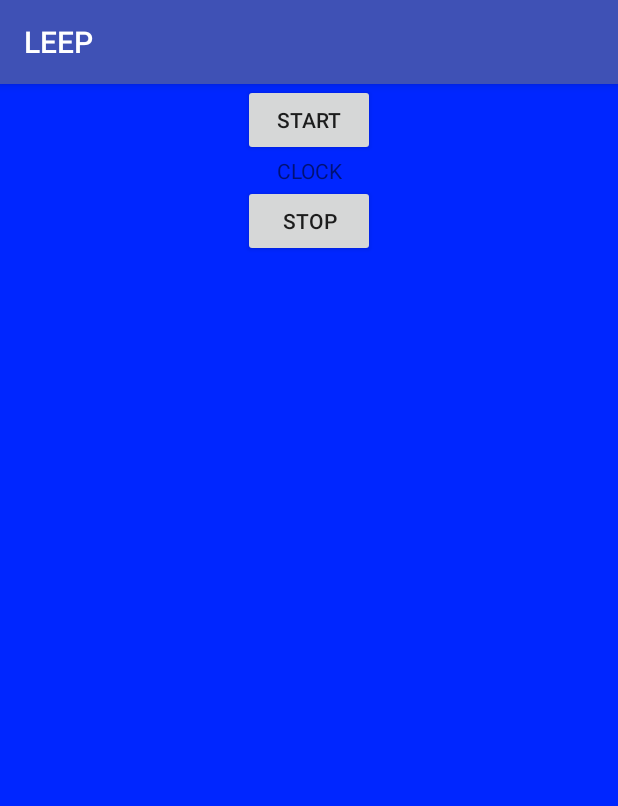
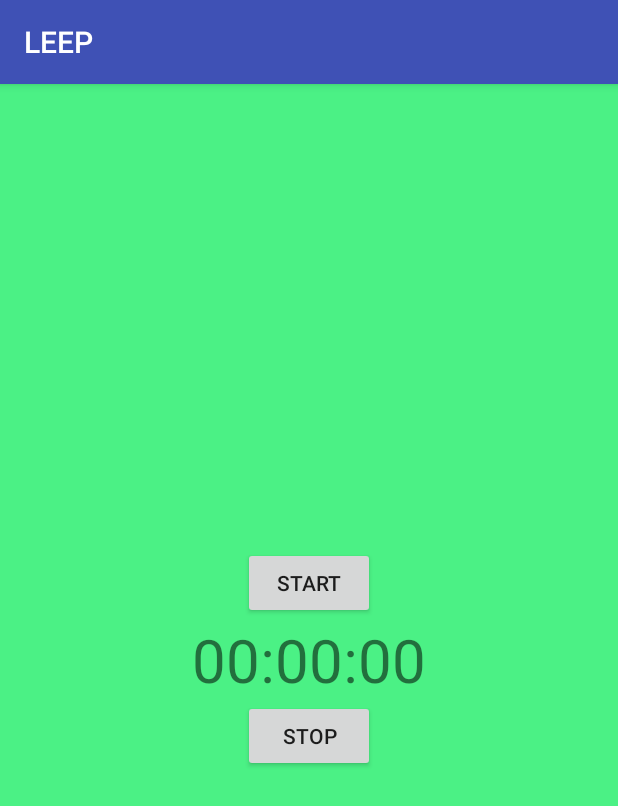
Before and after one commit to linneabark/LEEP, an Android app: the fragment TimeLogModel shown on its own in the app's theme, on a phone screen of 412 x 824 dp. Shown: the top 806 px of the screen. Run offline under Robolectric (Android 15) with nearby library versions, the phone set to English and light mode, and no system bars.

Commit message:
created a chronometer to measure elapsed time when pressing the start button

```diff
--- a/app/src/main/AndroidManifest.xml
+++ b/app/src/main/AndroidManifest.xml
@@ -3,6 +3,7 @@
     package="com.example.linneabark.test">
 
     <application
+
         android:allowBackup="true"
         android:icon="@mipmap/ic_launcher"
         android:label="@string/app_name"
@@ -16,7 +17,7 @@
                 <category android:name="android.intent.category.LAUNCHER" />
             </intent-filter>
         </activity>
-        <activity android:name=".TimeLogView" />
+
     </application>
 
 </manifest>
--- a/app/src/main/java/com/example/linneabark/test/Chronometer.java
+++ b/app/src/main/java/com/example/linneabark/test/Chronometer.java
@@ -1,8 +1,57 @@
 package com.example.linneabark.test;
+
+import android.content.Context;
 
 /**
  * Created by Eli on 2017-04-24.
  */
 
-public class Chronometer {
+public class Chronometer implements Runnable {
+
+    public static final long MILLIS_TO_MINUTES = 60000;
+    public static final long MILLIS_TO_HOURS = 3600000;
+
+
+    private TimeLog timeLog;
+    private long tlStartTime;
+
+    private boolean tlIsRunning;
+
+    public Chronometer(TimeLog timeLog){
+        this.timeLog = timeLog;
+    }
+
+    public void start(){
+        tlStartTime = System.currentTimeMillis();
+        tlIsRunning = true;
+
+    }
+
+    public void stop(){
+        tlIsRunning = false;
+
+    }
+
+    private long oldTime;
+
+    @Override
+    public void run(){
+        oldTime = 0;
+        while(tlIsRunning){
+
+            long since = System.currentTimeMillis() - tlStartTime;
+            int seconds = (int) ((since / 1000) % 60);
+            int minutes = (int) ((since / MILLIS_TO_MINUTES) % 60);
+            int hours = (int) ((since / MILLIS_TO_HOURS) % 24);
+
+            if(oldTime != seconds) {
+
+                oldTime = seconds;
+
+                timeLog.updateTimerText(String.format("%02d:%02d:%02d", hours, minutes, seconds));
+            }
+
+        }
+    }
+
 }
--- a/app/src/main/java/com/example/linneabark/test/TimeLog.java
+++ b/app/src/main/java/com/example/linneabark/test/TimeLog.java
@@ -2,13 +2,19 @@ package com.example.linneabark.test;
 
 
 import android.os.Bundle;
+import android.os.Handler;
 import android.support.v4.app.Fragment;
+import android.text.format.Time;
 import android.view.LayoutInflater;
 import android.view.View;
 import android.view.View.OnClickListener;
 import android.view.ViewGroup;
 import android.widget.Button;
 import android.widget.TextView;
+
+import java.text.DateFormat;
+import java.text.SimpleDateFormat;
+import java.util.Date;
 
 
 
@@ -17,10 +23,12 @@ import android.widget.TextView;
  */
 public class TimeLog extends Fragment {
 
+    private TextView time_txt;
+    private Thread chronoThread;
+
     public TimeLog() {
         // Required empty public constructor
     }
-
 
 
 
@@ -31,20 +39,50 @@ public class TimeLog extends Fragment {
 
         View rootView = inflater.inflate(R.layout.fragment_time_log, container, false);
 
+        //trying to make clock with therads
+
         // Inflate the layout for this fragment
 
-        Button stopActivity = (Button) rootView.findViewById(R.id.stopClock_btn);
+        Button stopClock = (Button) rootView.findViewById(R.id.stopClock_btn);
         Button startClock = (Button) rootView.findViewById(R.id.startClock_btn);
-        final TextView time_txt = (TextView) rootView.findViewById(R.id.clock_txt);
+        time_txt = (TextView) rootView.findViewById(R.id.clock_txt);
+
+        final Chronometer ch = new Chronometer(this);
 
         startClock.setOnClickListener(new OnClickListener() {
             public void onClick(View v) {
 
-                time_txt.setText(TimeLogModel.time());
+                chronoThread = new Thread(ch);
+                chronoThread.start();
+                ch.start();
             }
         });
+
+        stopClock.setOnClickListener(new OnClickListener() {
+            public void onClick(View v) {
+                ch.stop();
+            }
+        });
+
 
         return rootView;
 
     }
+
+   public void updateTimerText(final String time){
+       System.out.println(time);
+       getActivity().runOnUiThread(new Runnable(){
+            @Override
+            public void run(){
+                time_txt.setText(time);
+            }
+        });
+       //time_txt.setText(time);
+
+
+
+   }
+
+
+
 }
--- a/app/src/main/java/com/example/linneabark/test/TimeLogModel.java
+++ b/app/src/main/java/com/example/linneabark/test/TimeLogModel.java
@@ -1,9 +1,18 @@
 package com.example.linneabark.test;
+import static android.text.format.Time.getCurrentTimezone;
 import static java.lang.System.*;
 import java.text.SimpleDateFormat;
 import java.util.Calendar;
 import java.util.Date;
+
+import android.content.Context;
+import android.os.Handler;
+
+import android.net.wifi.p2p.WifiP2pManager;
 import android.support.v7.app.AppCompatActivity;
+import android.text.format.Time;
+import android.view.View;
+import android.widget.Chronometer;
 
 import static java.lang.System.*;
 
@@ -12,6 +21,8 @@ import java.text.SimpleDateFormat;
 import java.util.Calendar;
 import java.util.Date;
 import java.text.DateFormat;
+import java.util.Timer;
+import java.util.logging.LogRecord;
 
 /**
  * Created by Eli on 2017-04-06.
@@ -22,11 +33,59 @@ public class TimeLogModel extends TimeLog {
 
     static Date currentDate = new Date();
 
-   public TimeLogModel(){
+    Time nTime;
+    Handler handler;
+    Runnable r;
+
+
+    public TimeLogModel(){
 
 
 
    }
+
+   /* public String digitalClock(){
+       nTime = new Time();
+
+
+       Date currentDate = new Date();
+
+       DateFormat df = new SimpleDateFormat("HH:mm:ss");
+
+       r = new Runnable(){
+           @Override
+           public void run(){
+              nTime.setToNow();
+               String timee = nTime.getCurrentTimezone();
+
+           }
+       };
+
+       handler = new Handler();
+
+       handler.postDelayed(r,1000);
+
+       //DateFormat df = new SimpleDateFormat("HH:mm:ss");
+       String outText = .format(currentDate);
+
+       return outText;
+   }*/
+
+    /*public class drawingView extends View {
+
+       int hours, minutes, seconds;
+
+       public drawingView(Context context, int hours, int minutes, int seconds){
+        super(context);
+
+           this.hours = hours;
+           this.minutes = minutes;
+           this.seconds = seconds;
+       }
+
+       String text = String.format("%02d:%02d:%02d", hours, minutes, seconds );
+
+   }*/
 
    static String time(){
 
@@ -35,8 +94,10 @@ public class TimeLogModel extends TimeLog {
        DateFormat df = new SimpleDateFormat("HH:mm:ss");
        String outText = df.format(currentDate);
 
+
        return outText;
    }
+
 
     /*private void getTime() {
 
--- a/app/src/main/res/layout/activity_main.xml
+++ b/app/src/main/res/layout/activity_main.xml
@@ -17,7 +17,6 @@
     <com.example.linneabark.test.SettingsView
         android:layout_width="138dp"
         android:layout_height="495dp"
-        android:text="Eli är bäst!"
          />
 
 </android.support.constraint.ConstraintLayout>
--- a/app/src/main/res/layout/fragment_settings.xml
+++ b/app/src/main/res/layout/fragment_settings.xml
@@ -4,7 +4,8 @@
     android:layout_height="match_parent"
     xmlns:andoroid="http://schemas.android.com/apk/res-auto"
     tools:context="com.example.linneabark.test.Settings"
-    android:background="#15ff00">
+    android:background="#15ff00"
+    android:id="@+id/list">
 
 
     <!-- TODO: Update blank fragment layout -->
--- a/app/src/main/res/layout/fragment_time_log.xml
+++ b/app/src/main/res/layout/fragment_time_log.xml
@@ -3,14 +3,15 @@
     android:layout_width="match_parent"
     android:layout_height="match_parent"
     tools:context="com.example.linneabark.test.TimeLog"
-    android:background="#0026ff">
-
+    android:background="#4bf185">
 
 
     <LinearLayout
         android:layout_width="match_parent"
         android:layout_height="match_parent"
-        android:orientation="vertical">
+        android:orientation="vertical"
+        android:id="@+id/LinearLayout1"
+        android:gravity="center">
 
         <!-- TODO: Update blank fragment layout -->
 
@@ -27,8 +28,8 @@
             android:layout_height="wrap_content"
             android:layout_gravity="center"
             android:gravity="center"
-            android:text="CLOCK"
-            />
+            android:text="00:00:00"
+            android:textSize="40sp" />
 
         <Button
             android:id="@+id/stopClock_btn"
--- a/app/src/main/res/values/strings.xml
+++ b/app/src/main/res/values/strings.xml
@@ -7,7 +7,7 @@
     <!-- TODO: Remove or change this placeholder text -->
     <string name="hello_blank_fragment">Hello blank fragment</string>
 
-    <string-array name="Planets">
+    <!--<string-array name="Planets">
         <item>Sun</item>
         <item>Mercury</item>
         <item>Venus</item>
@@ -17,5 +17,5 @@
         <item>Saturn</item>
         <item>Uranus</item>
         <item>Neptune</item>
-    </string-array>
+    </string-array> !-->
 </resources>
```
Also changed, not shown: app/src/main/java/com/example/linneabark/test/MainActivity.java (+1 -0 lines), app/src/main/java/com/example/linneabark/test/Settings.java (+5 -4 lines).
